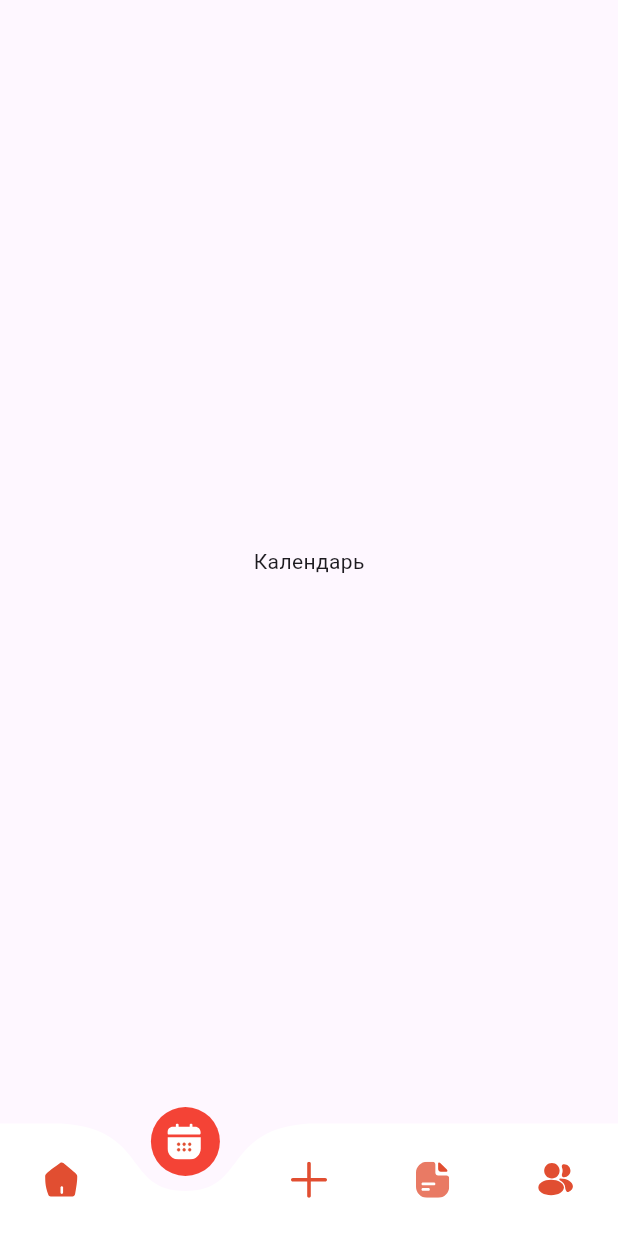
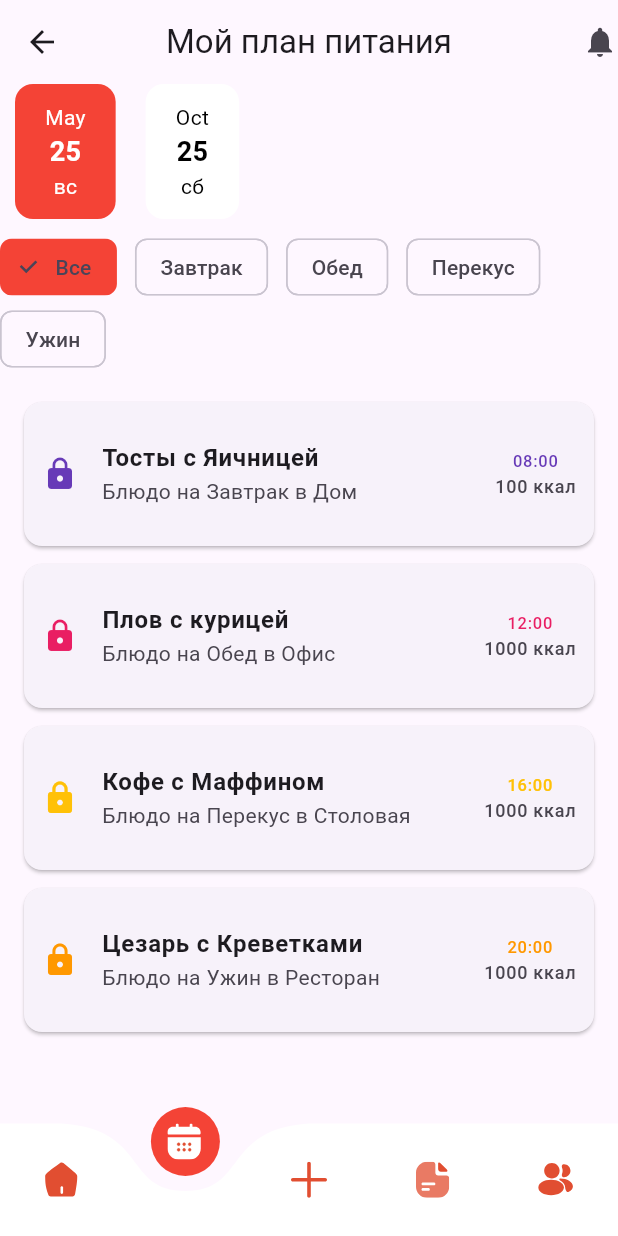
Before and after one commit to ZetMGC/HealthyHabits, a Flutter app: the MainScreen screen opened directly, item 2 of the bottom bar chosen, on a phone screen of 412 x 824 dp. Run offline on Flutter 3.47's test engine with Material 3 defaults, Android fonts, the phone set to English and light mode, and no system bars; drawn by our look-alikes of curved_navigation_bar; our stand-ins replace flutter_svg, shared_preferences; accounts and stored records are empty.

Commit message:
food intake screen completed meal name uploading, prototype of calendar screen almost done

```diff
--- /dev/null
+++ b/lib/data/MockData.dart
@@ -0,0 +1,54 @@
+import '../models/meal.dart';
+
+final List<Meal> mockMeals = [
+  Meal(
+    title: "Тосты с Яичницей",
+    type: "Завтрак",
+    place: "Дом",
+    time: "08:00",
+    calories: 100,
+    date: DateTime(2025, 5, 25),
+    description: "Хрустящие тосты с жареными яйцами, подаются горячими.",
+    ingredients: ["Хлеб", "Яйца", "Масло", "Соль", "Перец"],
+  ),
+  Meal(
+    title: "Плов с курицей",
+    type: "Обед",
+    place: "Офис",
+    time: "12:00",
+    calories: 1000,
+    date: DateTime(2025, 5, 25),
+    description: "Традиционный плов с ароматным рисом и сочной курицей.",
+    ingredients: ["Рис", "Курица", "Морковь", "Лук", "Чеснок", "Приправы"],
+  ),
+  Meal(
+    title: "Плов с курицей",
+    type: "Обед",
+    place: "Офис",
+    time: "12:00",
+    calories: 1000,
+    date: DateTime(2025, 10, 25),
+    description: "Традиционный плов с ароматным рисом и сочной курицей.",
+    ingredients: ["Рис", "Курица", "Морковь", "Лук", "Чеснок", "Приправы"],
+  ),
+  Meal(
+    title: "Кофе с Маффином",
+    type: "Перекус",
+    place: "Столовая",
+    time: "16:00",
+    calories: 1000,
+    date: DateTime(2025, 5, 25),
+    description: "Свежесваренный кофе и сладкий шоколадный маффин.",
+    ingredients: ["Кофе", "Молоко", "Сахар", "Маффин", "Шоколад"],
+  ),
+  Meal(
+    title: "Цезарь с Креветками",
+    type: "Ужин",
+    place: "Ресторан",
+    time: "20:00",
+    calories: 1000,
+    date: DateTime(2025, 5, 25),
+    description: "Классический салат Цезарь с хрустящими креветками.",
+    ingredients: ["Креветки", "Салат Романо", "Сухарики", "Пармезан", "Соус Цезарь"],
+  ),
+];
--- a/lib/main.dart
+++ b/lib/main.dart
@@ -2,11 +2,14 @@ import 'package:flutter/material.dart';
 import 'widgets/BottomNavBar.dart';
 import 'screens/screens.dart';
 import 'package:shared_preferences/shared_preferences.dart';
+import 'package:flutter/material.dart';
+import 'package:intl/date_symbol_data_local.dart';
 
 void main() async {
   WidgetsFlutterBinding.ensureInitialized();
   final prefs = await SharedPreferences.getInstance();
   final isFirstLaunch = prefs.getBool('isFirstLaunch') ?? true;
+  await initializeDateFormatting('ru_RU', null); // или 'en_US', если нужно
 
   runApp(MyApp(isFirstLaunch: isFirstLaunch));
 }
@@ -39,7 +42,7 @@ class _MainScreenState extends State<MainScreen> {
 
   final List<Widget> _screens = [
     const HomeScreen(),
-    const CalendarScreen(),
+    const MealPlanScreen(),
     const FoodIntakeScreen(),
     const ChatScreen(),
     const ProfileScreen(),
--- /dev/null
+++ b/lib/models/meal.dart
@@ -0,0 +1,21 @@
+class Meal {
+  final String title;
+  final String type;
+  final String place;
+  final String time;
+  final int calories;
+  final DateTime date;
+  final String description;
+  final List<String> ingredients;
+
+  Meal({
+    required this.title,
+    required this.type,
+    required this.place,
+    required this.time,
+    required this.calories,
+    required this.date,
+    required this.description,
+    required this.ingredients,
+  });
+}
--- a/lib/screens/calendar_screen.dart
+++ b/lib/screens/calendar_screen.dart
@@ -1,10 +1,92 @@
 import 'package:flutter/material.dart';
+import 'package:intl/intl.dart';
+import 'package:intl/date_symbol_data_local.dart';
 
-class CalendarScreen extends StatelessWidget {
-  const CalendarScreen({super.key});
+import '../data/MockData.dart';
+import '../models/meal.dart';
+import '../widgets/DateSelector.dart';
+import '../widgets/FilterButtons.dart';
+import '../widgets/MealCard.dart';
+
+class MealPlanScreen extends StatefulWidget {
+  const MealPlanScreen({super.key});
+
+  @override
+  State<MealPlanScreen> createState() => _MealPlanScreenState();
+}
+
+class _MealPlanScreenState extends State<MealPlanScreen> {
+  DateTime selectedDate = DateTime(2025, 5, 25);
+  String selectedType = "Все";
+
+  @override
+  void initState() {
+    super.initState();
+    initializeDateFormatting('ru_RU', null);
+  }
+
+  List<DateTime> get allDates {
+    return mockMeals.map((meal) => meal.date).toSet().toList()..sort();
+  }
+
+  List<String> get types {
+    return ["Все", ...{for (var m in mockMeals) m.type}];
+  }
+
+  List<Meal> get filteredMeals {
+    return mockMeals.where((meal) {
+      final matchDate = meal.date == selectedDate;
+      final matchType = selectedType == "Все" || meal.type == selectedType;
+      return matchDate && matchType;
+    }).toList();
+  }
 
   @override
   Widget build(BuildContext context) {
-    return const Center(child: Text('Календарь'));
+    return Scaffold(
+      appBar: AppBar(
+        title: const Text("Мой план питания"),
+        centerTitle: true,
+        leading: const Icon(Icons.arrow_back),
+        actions: const [Icon(Icons.notifications)],
+      ),
+      body: Column(
+        crossAxisAlignment: CrossAxisAlignment.start,
+        children: [
+          DateSelector(
+            dates: allDates,
+            selectedDate: selectedDate,
+            onDateSelected: (date) {
+              setState(() => selectedDate = date);
+            },
+          ),
+          const SizedBox(height: 8),
+          FilterButtons(
+            filters: types,
+            selected: selectedType,
+            onChanged: (type) {
+              setState(() => selectedType = type);
+            },
+          ),
+          const SizedBox(height: 12),
+          Expanded(
+            child: filteredMeals.isEmpty
+                ? const Center(child: Text("Нет данных на выбранную дату"))
+                : ListView.builder(
+              itemCount: filteredMeals.length,
+              itemBuilder: (context, index) {
+                final meal = filteredMeals[index];
+                return MealCard(
+                  meal: meal,
+                  onTap: () {
+                    Navigator.pushNamed(context, '/edit', arguments: meal);
+                  },
+                );
+              },
+            ),
+          ),
+        ],
+      ),
+    );
   }
 }
--- /dev/null
+++ b/lib/widgets/DateSelector.dart
@@ -0,0 +1,50 @@
+import 'package:flutter/material.dart';
+import 'package:intl/intl.dart';
+
+class DateSelector extends StatelessWidget {
+  final List<DateTime> dates;
+  final DateTime selectedDate;
+  final Function(DateTime) onDateSelected;
+
+  const DateSelector({
+    super.key,
+    required this.dates,
+    required this.selectedDate,
+    required this.onDateSelected,
+  });
+
+  @override
+  Widget build(BuildContext context) {
+    return SizedBox(
+      height: 90,
+      child: ListView.builder(
+        scrollDirection: Axis.horizontal,
+        itemCount: dates.length,
+        itemBuilder: (context, index) {
+          final date = dates[index];
+          final isSelected = date == selectedDate;
+
+          return GestureDetector(
+            onTap: () => onDateSelected(date),
+            child: Container(
+              margin: const EdgeInsets.symmetric(horizontal: 10),
+              padding: const EdgeInsets.symmetric(vertical: 10, horizontal: 20),
+              decoration: BoxDecoration(
+                color: isSelected ? Colors.red : Colors.white,
+                borderRadius: BorderRadius.circular(12),
+              ),
+              child: Column(
+                mainAxisAlignment: MainAxisAlignment.center,
+                children: [
+                  Text(DateFormat.MMM().format(date), style: TextStyle(color: isSelected ? Colors.white : Colors.black)),
+                  Text(DateFormat.d().format(date), style: TextStyle(fontSize: 18, fontWeight: FontWeight.bold, color: isSelected ? Colors.white : Colors.black)),
+                  Text(DateFormat.E('ru').format(date), style: TextStyle(color: isSelected ? Colors.white : Colors.black)),
+                ],
+              ),
+            ),
+          );
+        },
+      ),
+    );
+  }
+}
--- /dev/null
+++ b/lib/widgets/FilterButtons.dart
@@ -0,0 +1,30 @@
+import 'package:flutter/material.dart';
+
+class FilterButtons extends StatelessWidget {
+  final List<String> filters;
+  final String selected;
+  final Function(String) onChanged;
+
+  const FilterButtons({
+    super.key,
+    required this.filters,
+    required this.selected,
+    required this.onChanged,
+  });
+
+  @override
+  Widget build(BuildContext context) {
+    return Wrap(
+      spacing: 12,
+      children: filters.map((filter) {
+        final isSelected = selected == filter;
+        return ChoiceChip(
+          label: Text(filter),
+          selected: isSelected,
+          onSelected: (_) => onChanged(filter),
+          selectedColor: Colors.red,
+        );
+      }).toList(),
+    );
+  }
+}
--- /dev/null
+++ b/lib/widgets/MealCard.dart
@@ -0,0 +1,53 @@
+import 'package:flutter/material.dart';
+import '../models/meal.dart';
+
+class MealCard extends StatelessWidget {
+  final Meal meal;
+  final VoidCallback onTap;
+
+  const MealCard({
+    super.key,
+    required this.meal,
+    required this.onTap,
+  });
+
+  Color getTypeColor(String type) {
+    switch (type) {
+      case "Завтрак":
+        return Colors.deepPurple;
+      case "Обед":
+        return Colors.pink;
+      case "Перекус":
+        return Colors.amber;
+      case "Ужин":
+        return Colors.orange;
+      default:
+        return Colors.grey;
+    }
+  }
+
+  @override
+  Widget build(BuildContext context) {
+    final color = getTypeColor(meal.type);
+
+    return GestureDetector(
+      onTap: onTap,
+      child: Card(
+        margin: const EdgeInsets.symmetric(horizontal: 16, vertical: 6),
+        child: ListTile(
+          contentPadding: const EdgeInsets.all(12),
+          leading: Icon(Icons.lock, color: color),
+          title: Text(meal.title, style: const TextStyle(fontWeight: FontWeight.bold)),
+          subtitle: Text("Блюдо на ${meal.type} в ${meal.place}"),
+          trailing: Column(
+            mainAxisAlignment: MainAxisAlignment.center,
+            children: [
+              Text(meal.time, style: TextStyle(color: color)),
+              Text("${meal.calories} ккал", style: const TextStyle(fontSize: 12)),
+            ],
+          ),
+        ),
+      ),
+    );
+  }
+}
--- a/lib/widgets/MealDescriptionCard.dart
+++ b/lib/widgets/MealDescriptionCard.dart
@@ -15,7 +15,7 @@ class MealDescriptionCard extends StatelessWidget {
     return Container(
       width: 350,
       constraints: const BoxConstraints(
-        maxHeight: 200,
+        maxHeight: 300,
       ),
       padding: const EdgeInsets.all(16),
       margin: const EdgeInsets.symmetric(vertical: 12),
--- /dev/null
+++ b/lib/widgets/MealTypeFilter.dart
@@ -0,0 +1,30 @@
+import 'package:flutter/material.dart';
+
+class FilterButtons extends StatelessWidget {
+  final List<String> filters;
+  final String selected;
+  final Function(String) onChanged;
+
+  const FilterButtons({
+    super.key,
+    required this.filters,
+    required this.selected,
+    required this.onChanged,
+  });
+
+  @override
+  Widget build(BuildContext context) {
+    return Wrap(
+      spacing: 12,
+      children: filters.map((filter) {
+        final isSelected = selected == filter;
+        return ChoiceChip(
+          label: Text(filter),
+          selected: isSelected,
+          onSelected: (_) => onChanged(filter),
+          selectedColor: Colors.red,
+        );
+      }).toList(),
+    );
+  }
+}
```
Also changed, not shown: lib/screens/food_intake_screen.dart (+41 -21 lines), lib/widgets/DropdownDatepicker.dart (+24 -18 lines), lib/widgets/DropdownMealType.dart (added, +124 -0 lines).
